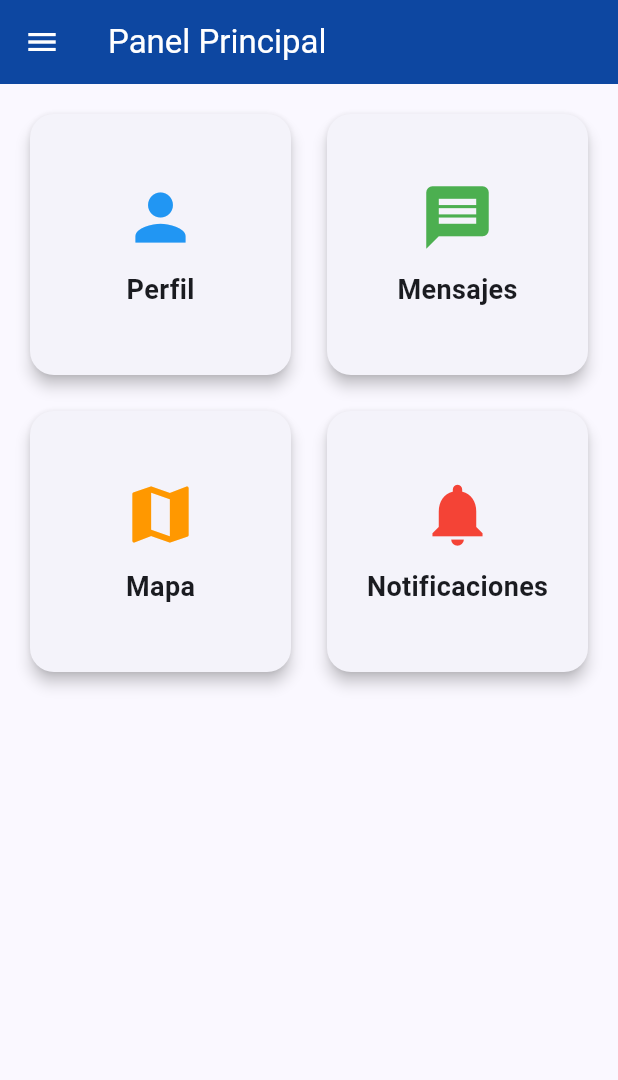
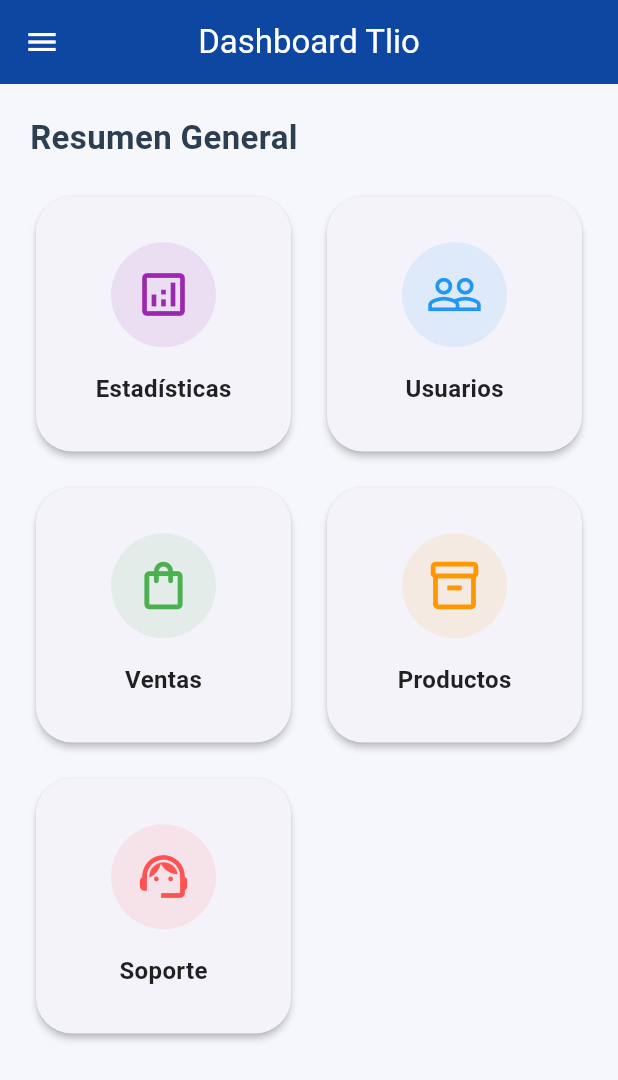
Before and after one commit to a456f/APPTLIMAC, a Flutter app: the HomePage screen opened directly, on a phone screen of 412 x 824 dp. Shown: the top 1080 px of the screen. Run offline on Flutter 3.47's test engine with Material 3 defaults, Android fonts, the phone set to English and light mode, and no system bars.

Commit message:
botones del dash

```diff
--- a/lib/home_page.dart
+++ b/lib/home_page.dart
@@ -7,10 +7,13 @@ class HomePage extends StatelessWidget {
   @override
   Widget build(BuildContext context) {
     return Scaffold(
+      backgroundColor: const Color(0xFFF5F7FA),
       appBar: AppBar(
-        title: const Text('Panel Principal'),
+        title: const Text('Dashboard Tlio'),
+        centerTitle: true,
         backgroundColor: const Color(0xFF0D47A1),
         foregroundColor: Colors.white,
+        elevation: 0,
       ),
       drawer: Drawer(
         child: ListView(
@@ -49,36 +52,67 @@ class HomePage extends StatelessWidget {
           ],
         ),
       ),
-      body: GridView.count(
-        crossAxisCount: 2,
-        padding: const EdgeInsets.all(16.0),
-        crossAxisSpacing: 16.0,
-        mainAxisSpacing: 16.0,
-        children: [
-          _buildCard(Icons.person, "Perfil", Colors.blue),
-          _buildCard(Icons.message, "Mensajes", Colors.green),
-          _buildCard(Icons.map, "Mapa", Colors.orange),
-          _buildCard(Icons.notifications, "Notificaciones", Colors.red),
-        ],
+      body: Padding(
+        padding: const EdgeInsets.all(20.0),
+        child: Column(
+          crossAxisAlignment: CrossAxisAlignment.start,
+          children: [
+            const Text(
+              "Resumen General",
+              style: TextStyle(
+                fontSize: 22,
+                fontWeight: FontWeight.bold,
+                color: Color(0xFF2C3E50),
+              ),
+            ),
+            const SizedBox(height: 20),
+            Expanded(
+              child: GridView.count(
+                crossAxisCount: 2,
+                crossAxisSpacing: 16.0,
+                mainAxisSpacing: 16.0,
+                children: [
+                  _buildCard(Icons.analytics_outlined, "Estadísticas", Colors.purple),
+                  _buildCard(Icons.people_outline, "Usuarios", Colors.blue),
+                  _buildCard(Icons.shopping_bag_outlined, "Ventas", Colors.green),
+                  _buildCard(Icons.inventory_2_outlined, "Productos", Colors.orange),
+                  _buildCard(Icons.support_agent, "Soporte", Colors.redAccent),
+                ],
+              ),
+            ),
+          ],
+        ),
       ),
     );
   }
 
   Widget _buildCard(IconData icon, String title, Color color) {
     return Card(
-      elevation: 4,
-      shape: RoundedRectangleBorder(borderRadius: BorderRadius.circular(16)),
+      elevation: 2,
+      shape: RoundedRectangleBorder(borderRadius: BorderRadius.circular(24)),
       child: InkWell(
         onTap: () {},
-        borderRadius: BorderRadius.circular(16),
+        borderRadius: BorderRadius.circular(24),
         child: Column(
           mainAxisAlignment: MainAxisAlignment.center,
           children: [
-            Icon(icon, size: 50, color: color),
-            const SizedBox(height: 10),
-            Text(title,
-                style:
-                    const TextStyle(fontSize: 18, fontWeight: FontWeight.bold)),
+            Container(
+              padding: const EdgeInsets.all(16),
+              decoration: BoxDecoration(
+                color: color.withOpacity(0.1),
+                shape: BoxShape.circle,
+              ),
+              child: Icon(icon, size: 38, color: color),
+            ),
+            const SizedBox(height: 16),
+            Text(
+              title,
+              style: const TextStyle(
+                fontSize: 16,
+                fontWeight: FontWeight.w600,
+                color: Colors.black87,
+              ),
+            ),
           ],
         ),
       ),
```
